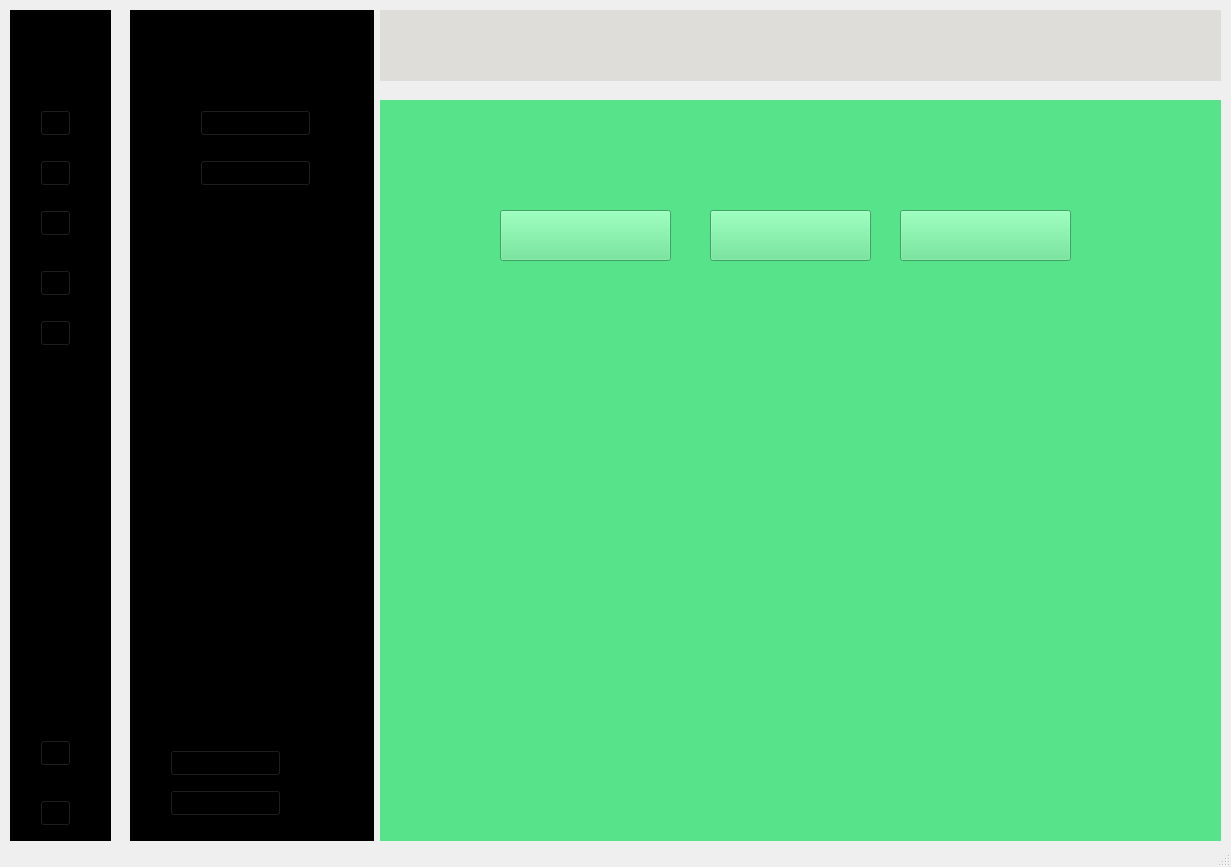
Old version of the form School_System/ui/indexSU.ui in the repository KasperJack/School-Management-System.
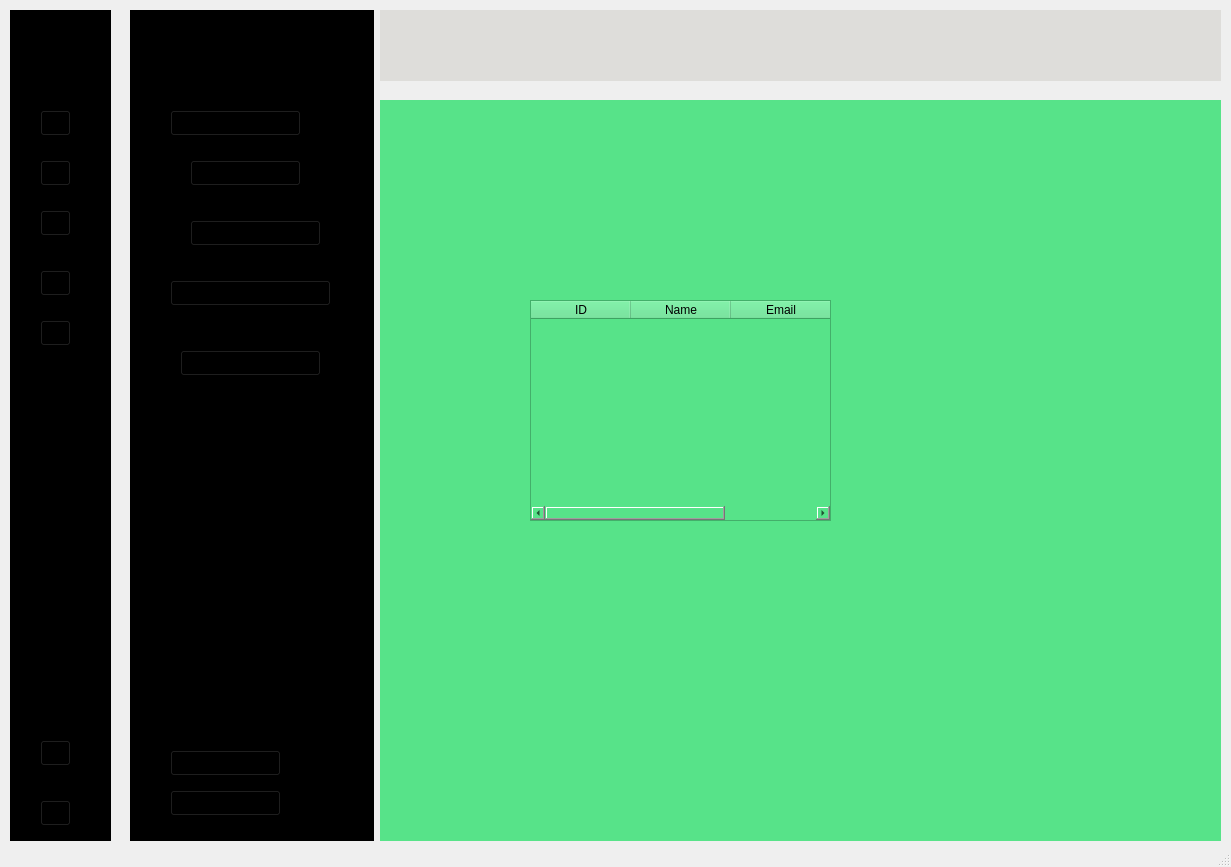
New version of the form. Icons and pictures are not drawn.

Patch:
```diff
--- a/School_System/ui/indexSU.ui
+++ b/School_System/ui/indexSU.ui
@@ -226,29 +226,6 @@
     <property name="styleSheet">
      <string notr="true">background-color: rgb(0, 0, 0);</string>
     </property>
-    <widget class="QPushButton" name="pushButton_2">
-     <property name="geometry">
-      <rect>
-       <x>70</x>
-       <y>100</y>
-       <width>111</width>
-       <height>26</height>
-      </rect>
-     </property>
-     <property name="text">
-      <string/>
-     </property>
-     <property name="icon">
-      <iconset resource="resources/rec.qrc">
-       <normaloff>:/icons/icons/dashboard2.png</normaloff>:/icons/icons/dashboard2.png</iconset>
-     </property>
-     <property name="iconSize">
-      <size>
-       <width>100</width>
-       <height>80</height>
-      </size>
-     </property>
-    </widget>
     <widget class="QLabel" name="label_2">
      <property name="geometry">
       <rect>
@@ -287,29 +264,6 @@
       <string>School</string>
      </property>
     </widget>
-    <widget class="QPushButton" name="pushButton_9">
-     <property name="geometry">
-      <rect>
-       <x>70</x>
-       <y>150</y>
-       <width>111</width>
-       <height>26</height>
-      </rect>
-     </property>
-     <property name="text">
-      <string/>
-     </property>
-     <property name="icon">
-      <iconset resource="resources/rec.qrc">
-       <normaloff>:/icons/icons/institution2.png</normaloff>:/icons/icons/institution2.png</iconset>
-     </property>
-     <property name="iconSize">
-      <size>
-       <width>100</width>
-       <height>80</height>
-      </size>
-     </property>
-    </widget>
     <widget class="QPushButton" name="pushButton_13">
      <property name="geometry">
       <rect>
@@ -356,6 +310,121 @@
       </size>
      </property>
     </widget>
+    <widget class="QPushButton" name="pushButton_2">
+     <property name="geometry">
+      <rect>
+       <x>40</x>
+       <y>100</y>
+       <width>131</width>
+       <height>26</height>
+      </rect>
+     </property>
+     <property name="text">
+      <string>  Dashboard</string>
+     </property>
+     <property name="icon">
+      <iconset>
+       <normaloff>:/icons/icons/dashboardsmall1.png</normaloff>:/icons/icons/dashboardsmall1.png</iconset>
+     </property>
+     <property name="iconSize">
+      <size>
+       <width>100</width>
+       <height>20</height>
+      </size>
+     </property>
+    </widget>
+    <widget class="QPushButton" name="subject_button">
+     <property name="geometry">
+      <rect>
+       <x>60</x>
+       <y>150</y>
+       <width>111</width>
+       <height>26</height>
+      </rect>
+     </property>
+     <property name="text">
+      <string>  Subject</string>
+     </property>
+     <property name="icon">
+      <iconset>
+       <normaloff>:/icons/icons/institutionsmall1.png</normaloff>:/icons/icons/institutionsmall1.png</iconset>
+     </property>
+     <property name="iconSize">
+      <size>
+       <width>100</width>
+       <height>20</height>
+      </size>
+     </property>
+    </widget>
+    <widget class="QPushButton" name="pushButton_15">
+     <property name="geometry">
+      <rect>
+       <x>60</x>
+       <y>210</y>
+       <width>131</width>
+       <height>26</height>
+      </rect>
+     </property>
+     <property name="text">
+      <string>  Classes</string>
+     </property>
+     <property name="icon">
+      <iconset>
+       <normaloff>:/icons/icons/dashboardsmall1.png</normaloff>:/icons/icons/dashboardsmall1.png</iconset>
+     </property>
+     <property name="iconSize">
+      <size>
+       <width>100</width>
+       <height>20</height>
+      </size>
+     </property>
+    </widget>
+    <widget class="QPushButton" name="pushButton_16">
+     <property name="geometry">
+      <rect>
+       <x>40</x>
+       <y>270</y>
+       <width>161</width>
+       <height>26</height>
+      </rect>
+     </property>
+     <property name="text">
+      <string>  Teachers</string>
+     </property>
+     <property name="icon">
+      <iconset>
+       <normaloff>:/icons/icons/teacherssmall1.png</normaloff>:/icons/icons/teacherssmall1.png</iconset>
+     </property>
+     <property name="iconSize">
+      <size>
+       <width>100</width>
+       <height>20</height>
+      </size>
+     </property>
+    </widget>
+    <widget class="QPushButton" name="pushButton_10">
+     <property name="geometry">
+      <rect>
+       <x>50</x>
+       <y>340</y>
+       <width>141</width>
+       <height>26</height>
+      </rect>
+     </property>
+     <property name="text">
+      <string>  Students</string>
+     </property>
+     <property name="icon">
+      <iconset>
+       <normaloff>:/icons/icons/studentssmall1.png</normaloff>:/icons/icons/studentssmall1.png</iconset>
+     </property>
+     <property name="iconSize">
+      <size>
+       <width>100</width>
+       <height>20</height>
+      </size>
+     </property>
+    </widget>
    </widget>
    <widget class="QWidget" name="main_screen" native="true">
     <property name="geometry">
@@ -369,74 +438,33 @@
     <property name="styleSheet">
      <string notr="true">background-color: rgb(87, 227, 137);</string>
     </property>
-    <widget class="QPushButton" name="pushButton_11">
+    <widget class="QTableWidget" name="tableWidget">
      <property name="geometry">
       <rect>
-       <x>520</x>
-       <y>110</y>
-       <width>171</width>
-       <height>51</height>
+       <x>150</x>
+       <y>200</y>
+       <width>301</width>
+       <height>221</height>
       </rect>
      </property>
-     <property name="text">
-      <string/>
+     <property name="showGrid">
+      <bool>true</bool>
      </property>
-     <property name="icon">
-      <iconset resource="resources/rec.qrc">
-       <normaloff>:/icons/icons/teachers3.png</normaloff>:/icons/icons/teachers3.png</iconset>
-     </property>
-     <property name="iconSize">
-      <size>
-       <width>200</width>
-       <height>80</height>
-      </size>
-     </property>
-    </widget>
-    <widget class="QPushButton" name="pushButton_12">
-     <property name="geometry">
-      <rect>
-       <x>330</x>
-       <y>110</y>
-       <width>161</width>
-       <height>51</height>
-      </rect>
-     </property>
-     <property name="text">
-      <string/>
-     </property>
-     <property name="icon">
-      <iconset resource="resources/rec.qrc">
-       <normaloff>:/icons/icons/finances3.png</normaloff>:/icons/icons/finances3.png</iconset>
-     </property>
-     <property name="iconSize">
-      <size>
-       <width>200</width>
-       <height>80</height>
-      </size>
-     </property>
-    </widget>
-    <widget class="QPushButton" name="pushButton_10">
-     <property name="geometry">
-      <rect>
-       <x>120</x>
-       <y>110</y>
-       <width>171</width>
-       <height>51</height>
-      </rect>
-     </property>
-     <property name="text">
-      <string/>
-     </property>
-     <property name="icon">
-      <iconset resource="resources/rec.qrc">
-       <normaloff>:/icons/icons/students3.png</normaloff>:/icons/icons/students3.png</iconset>
-     </property>
-     <property name="iconSize">
-      <size>
-       <width>200</width>
-       <height>80</height>
-      </size>
-     </property>
+     <column>
+      <property name="text">
+       <string>ID</string>
+      </property>
+     </column>
+     <column>
+      <property name="text">
+       <string>Name</string>
+      </property>
+     </column>
+     <column>
+      <property name="text">
+       <string>Email</string>
+      </property>
+     </column>
     </widget>
    </widget>
    <widget class="QWidget" name="widget_4" native="true">
```
Left out of the diff: 22 changed lines with no effect on the pictures.
